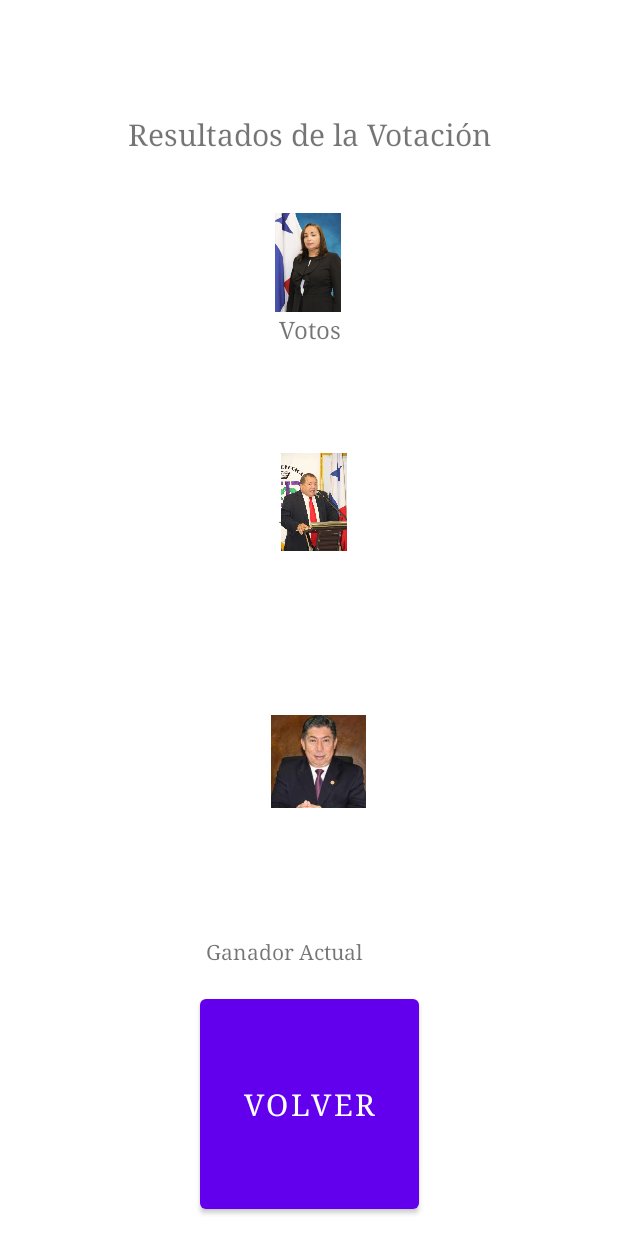
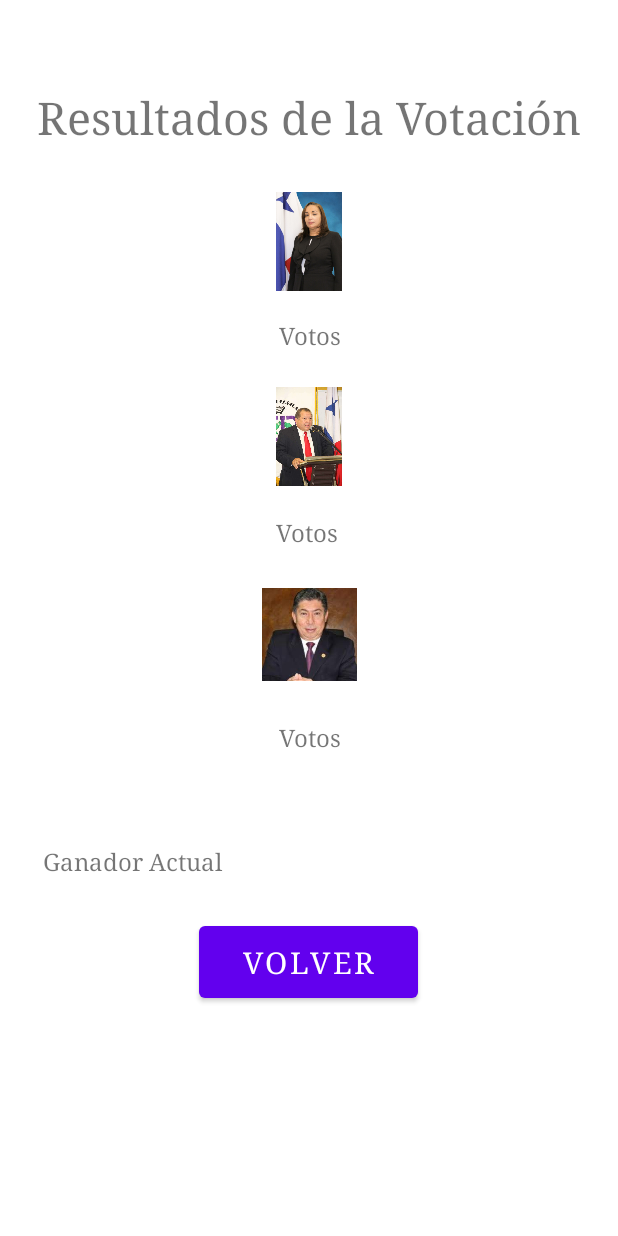
Before and after one commit to jeancj09/hpa4-proyecto01, an Android app: the layout activity_pantalla_resultados.xml on its own in the app's theme, with its tools: preview values and no code run, on a phone screen of 412 x 824 dp. Run offline under Robolectric (Android 15) with nearby library versions, the phone set to English and light mode, and no system bars.

Commit message:
Ajustada el botón de la pantalla de resultados.

```diff
--- a/app/src/main/res/layout/activity_pantalla_resultados.xml
+++ b/app/src/main/res/layout/activity_pantalla_resultados.xml
@@ -11,13 +11,13 @@
         android:id="@+id/tv1"
         android:layout_width="wrap_content"
         android:layout_height="wrap_content"
-        android:layout_marginTop="76dp"
-        android:layout_marginBottom="106dp"
+        android:layout_marginStart="23dp"
+        android:layout_marginTop="58dp"
+        android:layout_marginEnd="23dp"
         android:fontFamily="serif"
         android:text="Resultados de la Votación"
         android:textAlignment="center"
-        android:textSize="20sp"
-        app:layout_constraintBottom_toTopOf="@+id/votos1"
+        android:textSize="30sp"
         app:layout_constraintEnd_toEndOf="parent"
         app:layout_constraintStart_toStartOf="parent"
         app:layout_constraintTop_toTopOf="parent" />
@@ -26,102 +26,110 @@
         android:id="@+id/votos1"
         android:layout_width="wrap_content"
         android:layout_height="wrap_content"
-        android:layout_marginBottom="112dp"
+        android:layout_marginStart="185dp"
+        android:layout_marginTop="12dp"
+        android:layout_marginEnd="185dp"
         android:fontFamily="serif"
         android:text="Votos"
         android:textAlignment="center"
         android:textSize="16sp"
-        app:layout_constraintBottom_toTopOf="@+id/votos2"
-        app:layout_constraintEnd_toEndOf="@+id/votos2"
-        app:layout_constraintStart_toStartOf="@+id/votos2"
-        app:layout_constraintTop_toBottomOf="@+id/tv1" />
+        app:layout_constraintEnd_toEndOf="parent"
+        app:layout_constraintStart_toStartOf="parent"
+        app:layout_constraintTop_toBottomOf="@+id/img1" />
 
     <TextView
         android:id="@+id/votos2"
         android:layout_width="wrap_content"
         android:layout_height="wrap_content"
-        android:layout_marginBottom="130dp"
+        android:layout_marginStart="183dp"
+        android:layout_marginTop="13dp"
+        android:layout_marginEnd="187dp"
         android:fontFamily="serif"
         android:text="Votos"
         android:textAlignment="center"
         android:textSize="16sp"
-        app:layout_constraintBottom_toTopOf="@+id/votos3"
-        app:layout_constraintEnd_toEndOf="@+id/votos3"
-        app:layout_constraintStart_toStartOf="@+id/votos3"
-        app:layout_constraintTop_toBottomOf="@+id/votos1" />
+        app:layout_constraintEnd_toEndOf="parent"
+        app:layout_constraintStart_toStartOf="parent"
+        app:layout_constraintTop_toBottomOf="@+id/img2" />
 
     <TextView
         android:id="@+id/votos3"
         android:layout_width="wrap_content"
         android:layout_height="wrap_content"
-        android:layout_marginBottom="110dp"
+        android:layout_marginStart="185dp"
+        android:layout_marginTop="18dp"
+        android:layout_marginEnd="185dp"
         android:fontFamily="serif"
         android:text="Votos"
         android:textAlignment="center"
         android:textSize="16sp"
-        app:layout_constraintBottom_toTopOf="@+id/tvwinner"
         app:layout_constraintEnd_toEndOf="parent"
         app:layout_constraintStart_toStartOf="parent"
-        app:layout_constraintTop_toBottomOf="@+id/votos2" />
+        app:layout_constraintTop_toBottomOf="@+id/img3" />
 
     <Button
         android:id="@+id/bttback"
         android:layout_width="146dp"
-        android:layout_height="0dp"
-        android:layout_marginBottom="12dp"
+        android:layout_height="60dp"
+        android:layout_marginStart="132dp"
+        android:layout_marginTop="18dp"
+        android:layout_marginEnd="133dp"
         android:fontFamily="serif"
         android:text="Volver"
         android:textAlignment="center"
         android:textSize="20sp"
-        app:layout_constraintBottom_toBottomOf="parent"
         app:layout_constraintEnd_toEndOf="parent"
         app:layout_constraintStart_toStartOf="parent"
         app:layout_constraintTop_toBottomOf="@+id/tvwinner" />
 
     <TextView
         android:id="@+id/tvwinner"
-        android:layout_width="wrap_content"
-        android:layout_height="wrap_content"
-        android:layout_marginStart="4dp"
-        android:layout_marginBottom="16dp"
+        android:layout_width="330dp"
+        android:layout_height="30dp"
+        android:layout_marginStart="28dp"
+        android:layout_marginTop="61dp"
+        android:layout_marginEnd="53dp"
         android:fontFamily="serif"
         android:text="Ganador Actual"
-        app:layout_constraintBottom_toTopOf="@+id/bttback"
-        app:layout_constraintStart_toStartOf="@+id/bttback"
+        android:textSize="16sp"
+        app:layout_constraintEnd_toEndOf="parent"
+        app:layout_constraintStart_toStartOf="parent"
         app:layout_constraintTop_toBottomOf="@+id/votos3" />
 
     <ImageView
         android:id="@+id/img1"
         android:layout_width="44dp"
-        android:layout_height="0dp"
-        android:layout_marginTop="120dp"
-        android:layout_marginEnd="100dp"
-        android:layout_marginBottom="50dp"
-        app:layout_constraintBottom_toTopOf="@+id/img2"
-        app:layout_constraintEnd_toEndOf="@+id/tv1"
-        app:layout_constraintTop_toTopOf="parent"
+        android:layout_height="79dp"
+        android:layout_marginStart="183dp"
+        android:layout_marginTop="23dp"
+        android:layout_marginEnd="184dp"
+        app:layout_constraintEnd_toEndOf="parent"
+        app:layout_constraintStart_toStartOf="parent"
+        app:layout_constraintTop_toBottomOf="@+id/tv1"
         app:srcCompat="@drawable/vivian_valenzuela" />
 
     <ImageView
         android:id="@+id/img2"
         android:layout_width="44dp"
-        android:layout_height="0dp"
-        android:layout_marginStart="4dp"
-        android:layout_marginBottom="63dp"
-        app:layout_constraintBottom_toTopOf="@+id/img3"
-        app:layout_constraintStart_toStartOf="@+id/img1"
-        app:layout_constraintTop_toBottomOf="@+id/img1"
+        android:layout_height="79dp"
+        android:layout_marginStart="183dp"
+        android:layout_marginTop="17dp"
+        android:layout_marginEnd="184dp"
+        app:layout_constraintEnd_toEndOf="parent"
+        app:layout_constraintStart_toStartOf="parent"
+        app:layout_constraintTop_toBottomOf="@+id/votos1"
         app:srcCompat="@drawable/omar_aizpurua" />
 
     <ImageView
         android:id="@+id/img3"
         android:layout_width="63dp"
-        android:layout_height="0dp"
-        android:layout_marginEnd="168dp"
-        android:layout_marginBottom="261dp"
-        app:layout_constraintBottom_toBottomOf="parent"
+        android:layout_height="79dp"
+        android:layout_marginStart="174dp"
+        android:layout_marginTop="18dp"
+        android:layout_marginEnd="174dp"
         app:layout_constraintEnd_toEndOf="parent"
-        app:layout_constraintTop_toBottomOf="@+id/img2"
+        app:layout_constraintStart_toStartOf="parent"
+        app:layout_constraintTop_toBottomOf="@+id/votos2"
         app:srcCompat="@drawable/matin_candanedo" />
 
 </androidx.constraintlayout.widget.ConstraintLayout>
```
